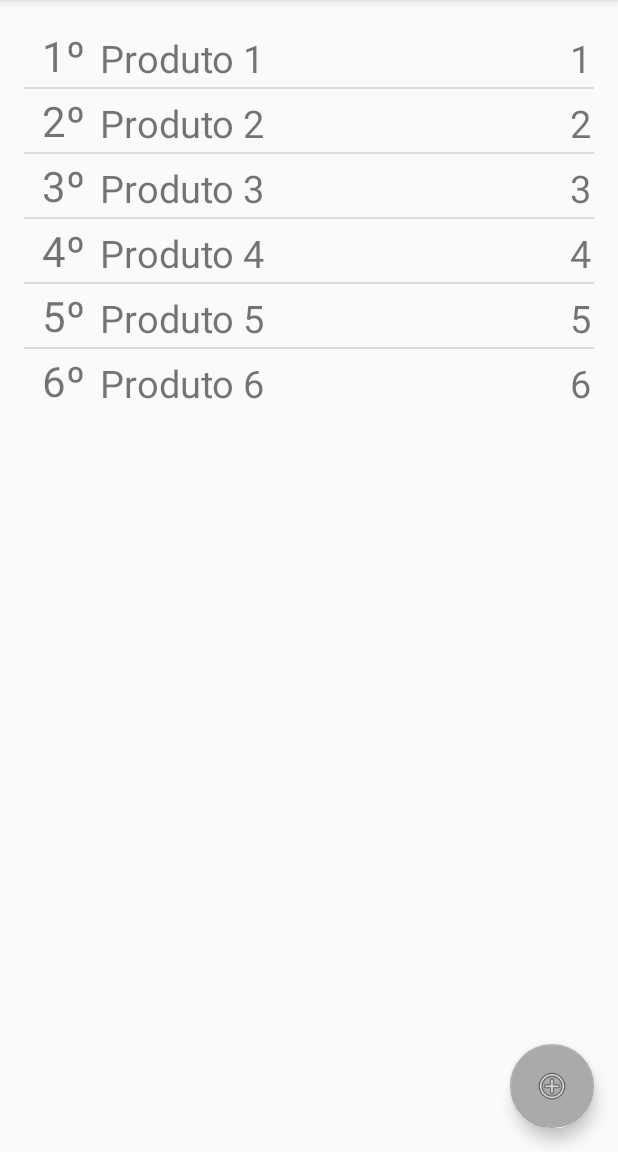
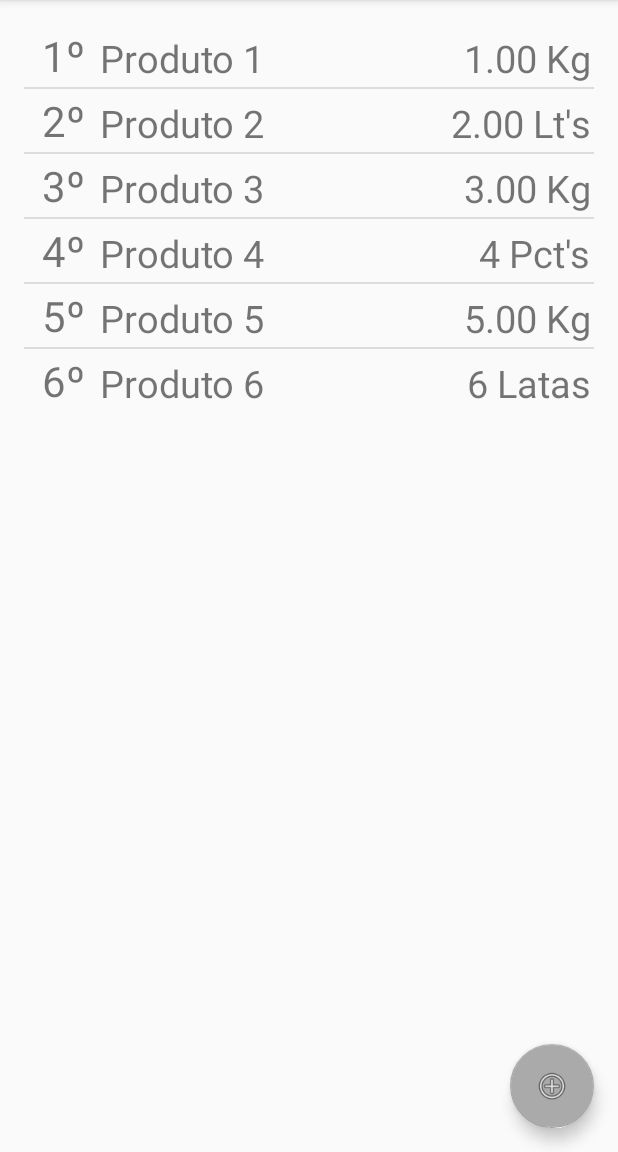
Before and after one commit to danielelidio/ToDoApp, an Android app: the screen it shows after launch (MainActivity), on a phone screen of 412 x 824 dp, the part 84-1236 px from its top. Run offline under Robolectric (Android 15) with nearby library versions, the light colour scheme and no system bars.

Commit message:
- Add Greatness for buying item.

```diff
--- a/app/src/main/java/com/example/danie/todoapp2/MainActivity.java
+++ b/app/src/main/java/com/example/danie/todoapp2/MainActivity.java
@@ -12,6 +12,7 @@ import android.widget.ListView;
 
 import com.example.danie.todoapp2.adapters.BuyingItemsAdapter;
 import com.example.danie.todoapp2.models.BuyingItem;
+import com.example.danie.todoapp2.models.Greatness;
 
 import java.util.ArrayList;
 
@@ -28,12 +29,12 @@ public class MainActivity extends AppCompatActivity {
         this.listViewTasks = (ListView)findViewById(R.id.listViewTasks);
 
         BuyingItemsAdapter buyingItemsAdapter = new BuyingItemsAdapter(this, 0, new ArrayList<BuyingItem>() {{
-            add(new BuyingItem("Produto 1", "Descrição 1", 1, true));
-            add(new BuyingItem("Produto 2", "Descrição 2", 2, true));
-            add(new BuyingItem("Produto 3", "Descrição 3", 3, true));
-            add(new BuyingItem("Produto 4", "Descrição 4", 4, true));
-            add(new BuyingItem("Produto 5", "Descrição 5", 5, true));
-            add(new BuyingItem("Produto 6", "Descrição 6", 6, true));
+            add(new BuyingItem("Produto 1", "Descrição 1", 1));
+            add(new BuyingItem("Produto 2", "Descrição 2", 2, Greatness.LITERS));
+            add(new BuyingItem("Produto 3", "Descrição 3", 3));
+            add(new BuyingItem("Produto 4", "Descrição 4", 4, Greatness.PACKAGE));
+            add(new BuyingItem("Produto 5", "Descrição 5", 5));
+            add(new BuyingItem("Produto 6", "Descrição 6", 6, Greatness.POT));
         }});
 
         this.listViewTasks.setAdapter(buyingItemsAdapter);
--- a/app/src/main/java/com/example/danie/todoapp2/adapters/BuyingItemsAdapter.java
+++ b/app/src/main/java/com/example/danie/todoapp2/adapters/BuyingItemsAdapter.java
@@ -122,7 +122,7 @@ public class BuyingItemsAdapter extends ArrayAdapter<BuyingItem> {
 
             textNumber.setText(new Integer(position + 1).toString() + "º");
             textTitle.setText(item.getName());
-            textAmount.setText(new Integer(item.getAmount()).toString());
+            textAmount.setText(item.getAmountWithGreatness());
         }
 
         return v;
@@ -139,4 +139,8 @@ public class BuyingItemsAdapter extends ArrayAdapter<BuyingItem> {
         return label;
     }
 
+    @Override
+    public void remove(BuyingItem object) {
+        super.remove(object);
+    }
 }
--- a/app/src/main/java/com/example/danie/todoapp2/models/BuyingItem.java
+++ b/app/src/main/java/com/example/danie/todoapp2/models/BuyingItem.java
@@ -6,21 +6,25 @@ package com.example.danie.todoapp2.models;
 public class BuyingItem {
     private String name;
     private String description;
-    private int amount;
-    private Boolean isDone;
+    private float amount;
+    private Greatness greatness;
 
-    public BuyingItem(String name, String description, int amount, Boolean isDone) {
-        this.name = name;
-        this.description = description;
-        this.amount = amount;
-        this.isDone = isDone;
+    public BuyingItem(String name, String description, int amount) {
+        this(name, description, amount, Greatness.KILOGRAM);
     }
 
-    public int getAmount() {
+    public BuyingItem(String name, String description, int amount, Greatness greatness) {
+        this.setName(name);
+        this.setDescription(description);
+        this.setAmount(amount);
+        this.setGreatness(greatness);
+    }
+
+    public float getAmount() {
         return amount;
     }
 
-    public void setAmount(int amount) {
+    public void setAmount(float amount) {
         this.amount = amount;
     }
 
@@ -40,11 +44,26 @@ public class BuyingItem {
         this.description = description;
     }
 
-    public Boolean getDone() {
-        return isDone;
+    public Greatness getGreatness() {
+        return greatness;
     }
 
-    public void setDone(Boolean done) {
-        isDone = done;
+    public void setGreatness(Greatness greatness) {
+        this.greatness = greatness;
+    }
+
+    public String getShortGreatness() {
+        return Greatness.getShortValue(this.getGreatness(), this.getAmount() > 1);
+    }
+
+    public String getAmountWithGreatness() {
+        String str = "";
+        if (this.getGreatness() == Greatness.KILOGRAM || this.getGreatness() == Greatness.LITERS) {
+            str += String.format("%.2f", this.getAmount());
+        } else {
+            str += String.format("%.0f", this.getAmount());
+        }
+
+        return str + " " + this.getShortGreatness();
     }
 }
--- /dev/null
+++ b/app/src/main/java/com/example/danie/todoapp2/models/Greatness.java
@@ -0,0 +1,25 @@
+package com.example.danie.todoapp2.models;
+
+/**
+ * Created by danie on 27/06/2016.
+ */
+public enum Greatness {
+    PACKAGE,
+    POT,
+    KILOGRAM,
+    LITERS;
+
+    public static String getShortValue(Greatness greatness, boolean pural) {
+        if (greatness == Greatness.KILOGRAM) {
+            return (pural) ? "Kg" : "Kg";
+        } else if (greatness == Greatness.PACKAGE) {
+            return (pural) ? "Pct's" : "Pct";
+        } else if (greatness == Greatness.POT) {
+            return (pural) ? "Latas" : "Lata";
+        } else if (greatness == Greatness.LITERS) {
+            return (pural) ? "Lt's" : "Lt";
+        } else {
+            return "";
+        }
+    }
+}
```
